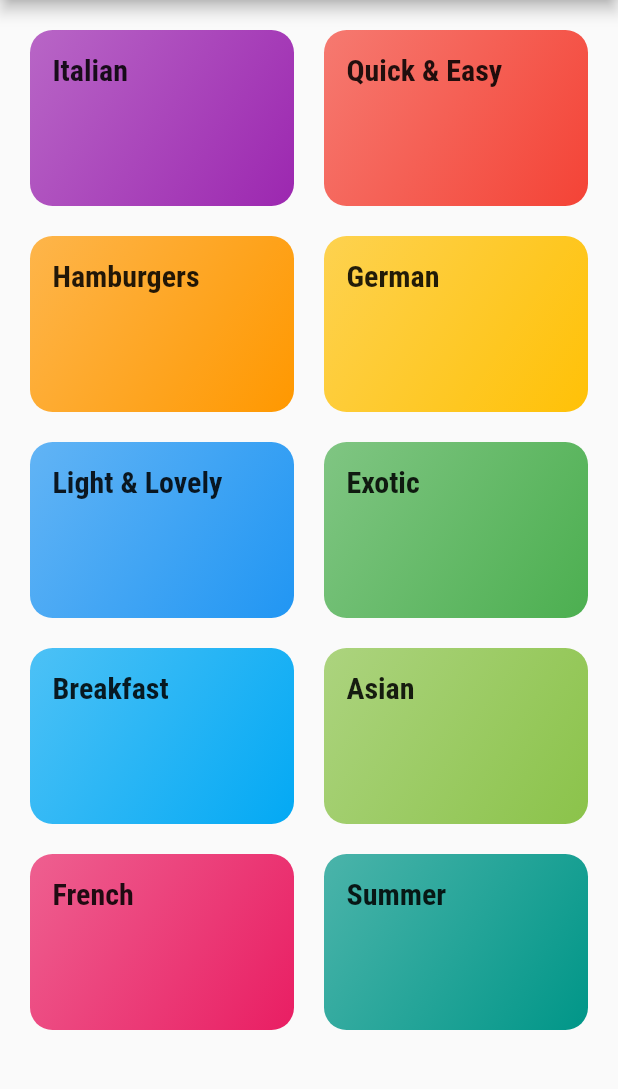
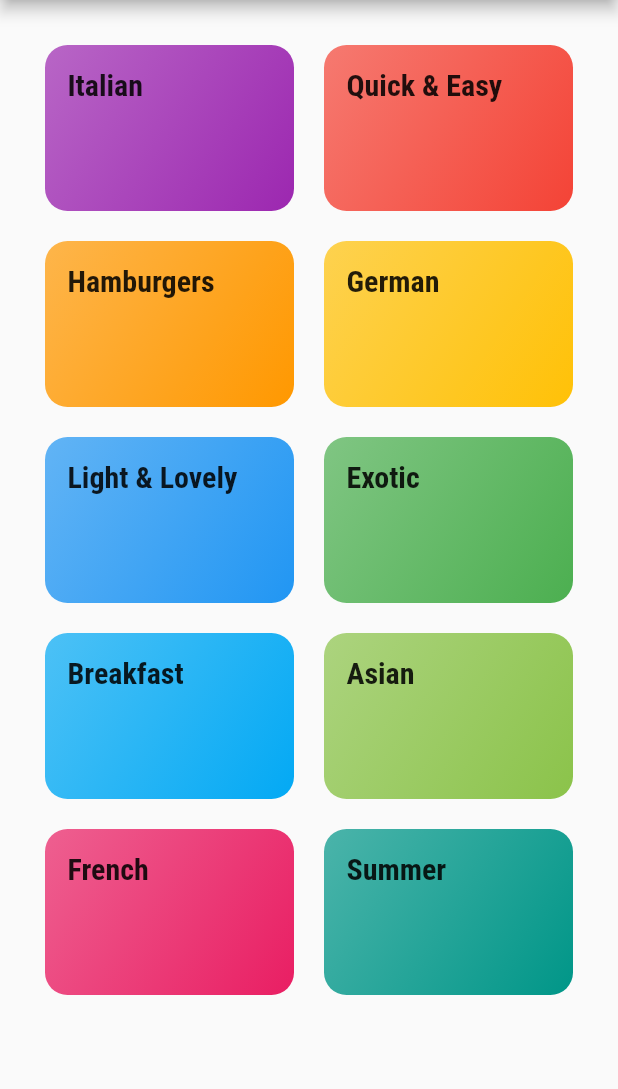
Before and after one commit to hamzasiraj/MealApp, a Flutter app: the screen it shows after launch, on a phone screen of 412 x 824 dp, the part 84-1173 px from its top. Run offline on Flutter 3.47's test engine with Material 2 defaults, Android fonts, the phone set to English and light mode, and no system bars.

Commit message:
Update categories_screen.dart

```diff
--- a/lib/categories_screen.dart
+++ b/lib/categories_screen.dart
@@ -10,7 +10,7 @@ class CategoriesScreen extends StatelessWidget {
         title: Text('Meals Categories'),
       ),
       body: GridView(
-        padding: EdgeInsets.all(20),
+        padding: EdgeInsets.all(30),
         gridDelegate: SliverGridDelegateWithMaxCrossAxisExtent(
           maxCrossAxisExtent: 200,
           childAspectRatio: 3 / 2,
```
